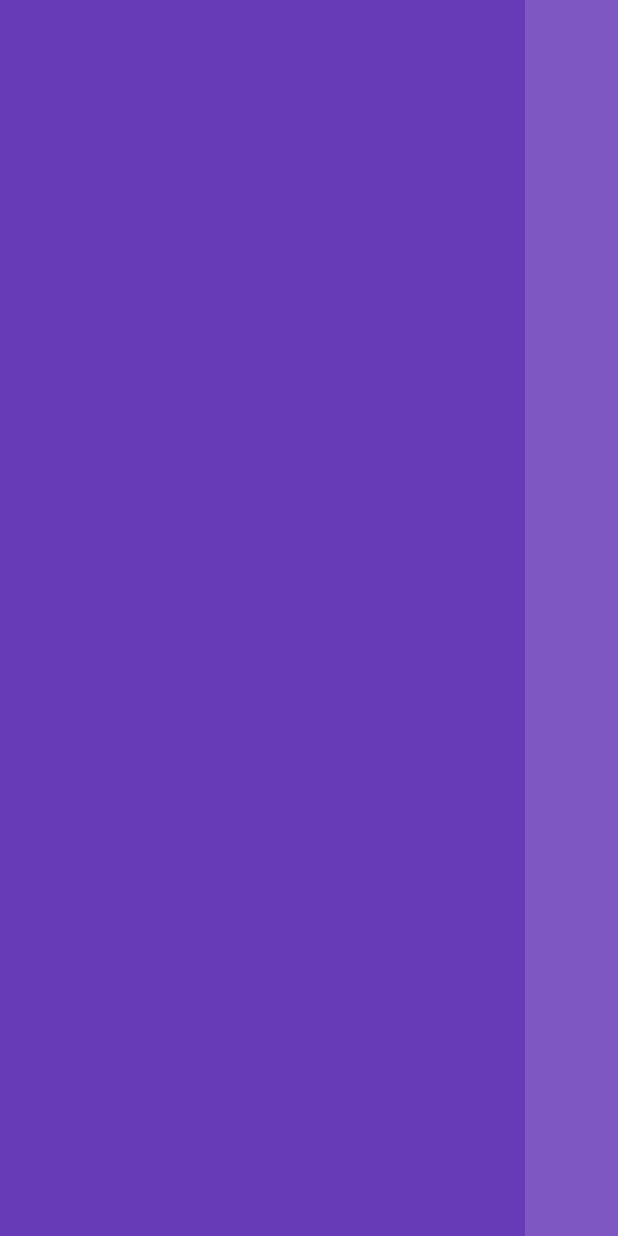
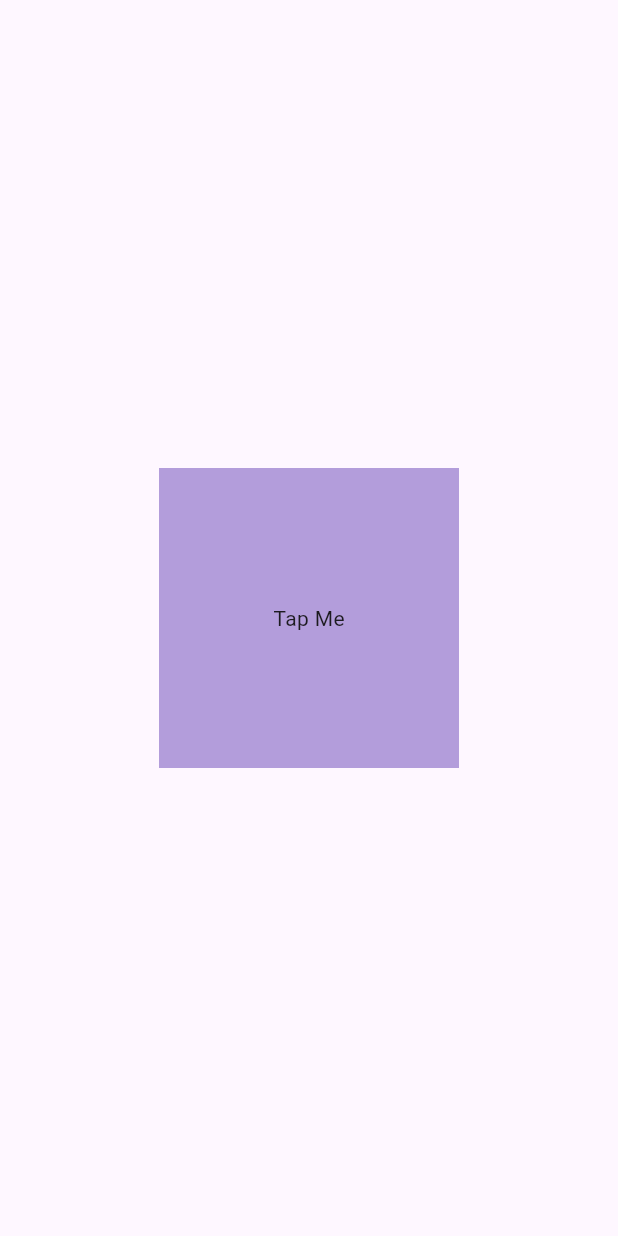
Before and after one commit to HtetWaiHlyanKyaw/Flutter-Widgets-Testing, a Flutter app: the screen it shows after launch, on a phone screen of 412 x 824 dp. Run offline on Flutter 3.47's test engine with Material 3 defaults, Android fonts, the phone set to English and light mode, and no system bars.

```diff
--- a/lib/main.dart
+++ b/lib/main.dart
@@ -1,82 +1,37 @@
 // ignore_for_file: prefer_const_constructors
 
 import 'package:flutter/material.dart';
-import 'package:flutter/widgets.dart';
 
 void main() {
-  runApp(const MyApp());
+  runApp(MyApp());
 }
 
 class MyApp extends StatelessWidget {
   const MyApp({super.key});
 
+  void userTapped() {
+    print("User Tapped");
+  }
+
+  // List names = ["Htet Wai", "Thiri"];
   @override
   Widget build(BuildContext context) {
     return MaterialApp(
-      debugShowCheckedModeBanner: false,
-      home: Scaffold(
-          // backgroundColor: Colors.deepPurple[200],
-          // appBar: AppBar(
-          //   title: Text("My App Bar",
-          //       style: TextStyle(color: Colors.white, fontSize: 18)),
-          //   centerTitle: true,
-          //   backgroundColor: Colors.deepPurple[500],
-          //   leading: Icon(
-          //     Icons.menu,
-          //     color: Colors.white,
-          //   ),
-          //   actions: [
-          //     IconButton(
-          //         onPressed: () {},
-          //         icon: Icon(
-          //           Icons.logout,
-          //           color: Colors.white,
-          //         ))
-          //   ],
-          // ),
-          // body: Center(
-          //   child: Container(
-          //     height: 300,
-          //     width: 300,
-          //     decoration: BoxDecoration(
-          //       color: Colors.deepPurple[500],
-          //       borderRadius: BorderRadius.circular(25),
-          //     ),
-          //     padding: EdgeInsets.all(25),
-          //     child: Icon(
-          //       Icons.favorite,
-          //       color: Colors.white,
-          //       size: 64,
-          //     ),
-          //     // child: Text(
-          //     //   "Htet Wai",
-          //     //   style: TextStyle(
-          //     //     color: Colors.white,
-          //     //     fontSize: 28,
-          //     //     fontWeight: FontWeight.bold,
-          //     //   ),
-          //     // ),
-          //   ),
-          // ),
-          body: ListView(
-        // mainAxisAlignment: MainAxisAlignment.start,
-        // crossAxisAlignment: CrossAxisAlignment.start,
-        scrollDirection: Axis.horizontal,
-        children: [
-          Container(
-            width: 350,
-            color: Colors.deepPurple,
+        debugShowCheckedModeBanner: false,
+        home: Scaffold(
+          body: Center(
+            child: GestureDetector(
+              onTap: () {
+                userTapped();
+              },
+              child: Container(
+                height: 200,
+                width: 200,
+                color: Colors.deepPurple[200],
+                child: Center(child: Text("Tap Me")),
+              ),
+            ),
           ),
-          Container(
-            width: 350,
-            color: Colors.deepPurple[400],
-          ),
-          Container(
-            width: 350,
-            color: Colors.deepPurple[200],
-          )
-        ],
-      )),
-    );
+        ));
   }
 }
```
